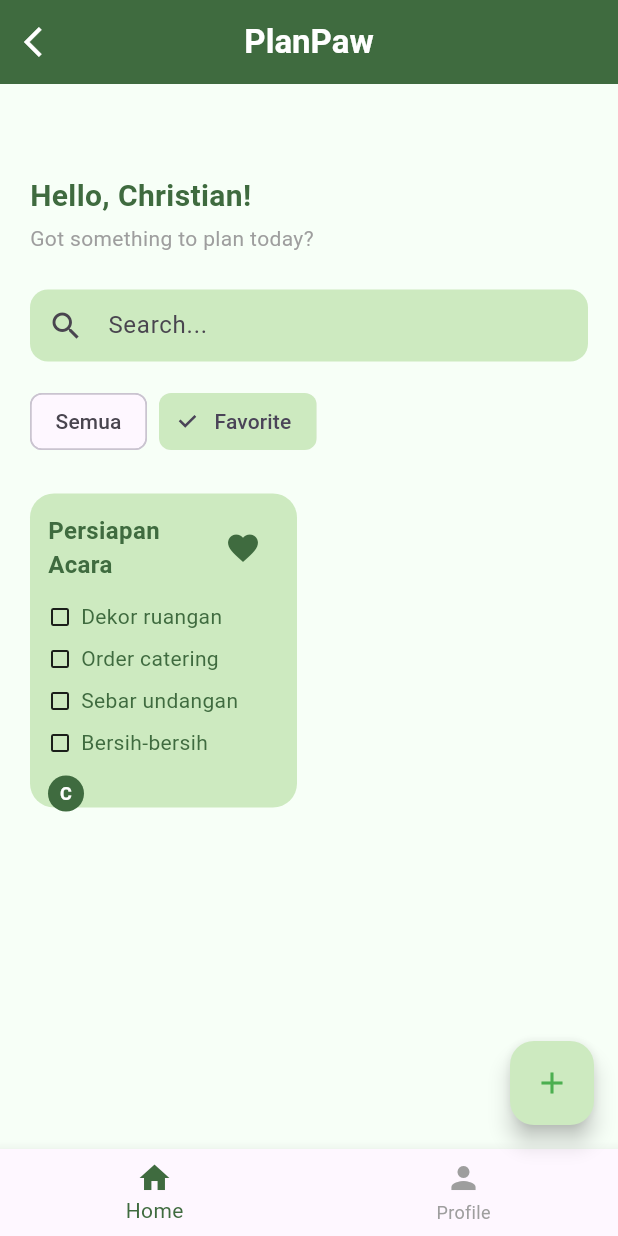
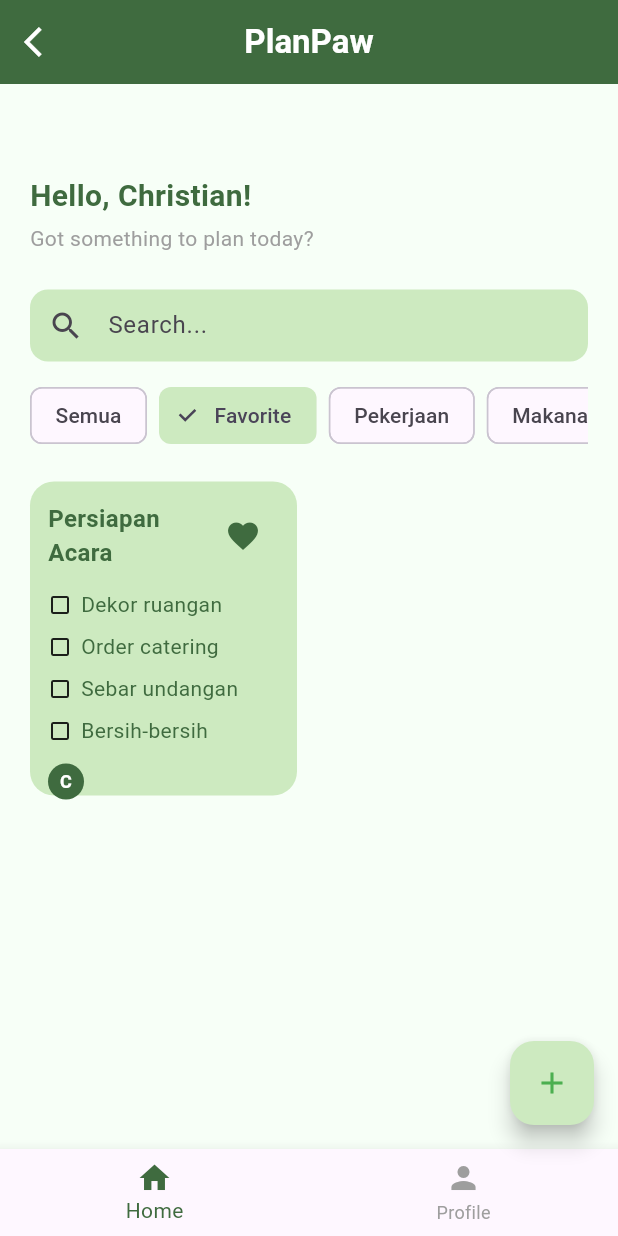
Before and after one commit to christianptrii/TodoApp_Flutter, a Flutter app: the HomeScreen screen opened directly, after a tap on "Favorite", on a phone screen of 412 x 824 dp. Run offline on Flutter 3.47's test engine with Material 3 defaults, Android fonts, the phone set to English and light mode, and no system bars; our stand-ins replace font_awesome_flutter; Roboto replaces fonts that are missing (inter).

Commit message:
Update : Menambah jenis kategori pada halaman home

```diff
--- a/lib/homeScreen.dart
+++ b/lib/homeScreen.dart
@@ -16,12 +16,14 @@
     {
       'title': 'Belanja bulanan',
       'isFavorite': false,
+      'category': 'Makanan',
       'items': ['Beras 5 kg', 'Sayur', 'Buah', 'Minyak 2 liter'],
       'collaborators': ['A', 'B'],
     },
     {
       'title': 'Persiapan Acara',
       'isFavorite': true,
+      'category': 'Pekerjaan',
       'items': [
         'Dekor ruangan',
         'Order catering',
@@ -35,23 +37,36 @@
   String filter = 'Semua';
   String searchQuery = '';
 
+  final List<String> categories = [
+    'Semua',
+    'Favorite',
+    'Pekerjaan',
+    'Makanan',
+    'Studi',
+    'Keuangan',
+    'Kreatif',
+  ];
+
   @override
   Widget build(BuildContext context) {
     final Color pastelGreen = const Color(0xFFCDEAC0);
     final Color greenText = const Color(0xFF3F6B3F);
 
     final filteredTodos =
-        (filter == 'Semua'
-                ? todos
-                : todos.where((todo) => todo['isFavorite'] == true))
-            .where(
-              (todo) => todo['title'].toLowerCase().contains(
+        todos.where((todo) {
+          if (filter == 'Semua') {
+            return todo['title'].toLowerCase().contains(
               searchQuery.toLowerCase(),
-              ),
-            )
-            .toList();
+            );
+          } else if (filter == 'Favorite') {
+            return todo['isFavorite'] == true &&
+                todo['title'].toLowerCase().contains(searchQuery.toLowerCase());
+          } else {
+            return todo['category'] == filter &&
+                todo['title'].toLowerCase().contains(searchQuery.toLowerCase());
+          }
+        }).toList();
 
-    // Halaman Home
     final homeContent = LayoutBuilder(
       builder: (context, constraints) {
         return Padding(
@@ -93,30 +108,29 @@
                 ),
               ),
               const SizedBox(height: 16),
-              Row(
-                children: [
-                  FilterChip(
-                    selected: filter == 'Semua',
-                    label: const Text('Semua'),
+              SizedBox(
+                height: 40,
+                child: SingleChildScrollView(
+                  scrollDirection: Axis.horizontal,
+                  child: Row(
+                    children:
+                        categories.map((cat) {
+                          return Padding(
+                            padding: const EdgeInsets.only(right: 8.0),
+                            child: FilterChip(
+                              selected: filter == cat,
+                              label: Text(cat),
                               selectedColor: pastelGreen,
                               onSelected: (_) {
                                 setState(() {
-                        filter = 'Semua';
+                                  filter = cat;
                                 });
                               },
                             ),
-                  const SizedBox(width: 8),
-                  FilterChip(
-                    selected: filter == 'Favorite',
-                    label: const Text('Favorite'),
-                    selectedColor: pastelGreen,
-                    onSelected: (_) {
-                      setState(() {
-                        filter = 'Favorite';
-                      });
-                    },
+                          );
+                        }).toList(),
                   ),
-                ],
+                ),
               ),
               const SizedBox(height: 24),
               Expanded(
@@ -227,7 +241,6 @@
       },
     );
 
-    // Halaman Profile
     final profileContent = const Center(
       child: Text('Profile', style: TextStyle(fontSize: 40)),
     );
```
Lines whose indentation alone changed are shown as unchanged.
